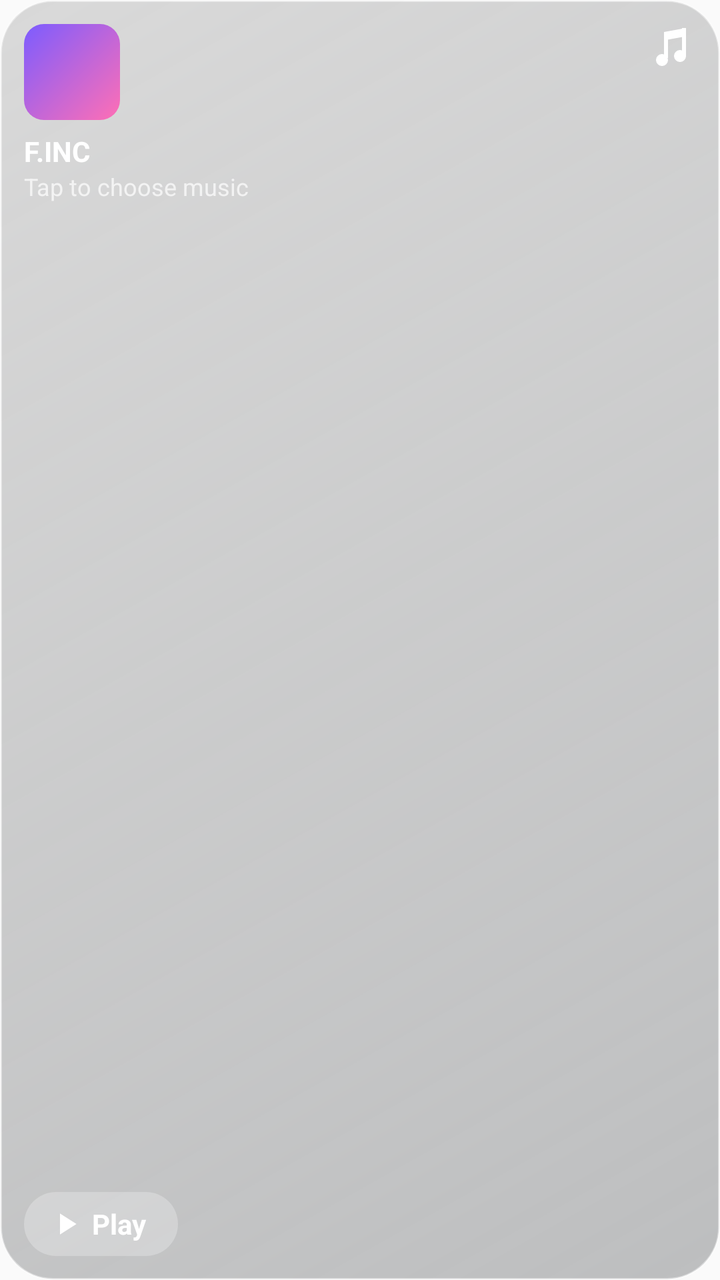
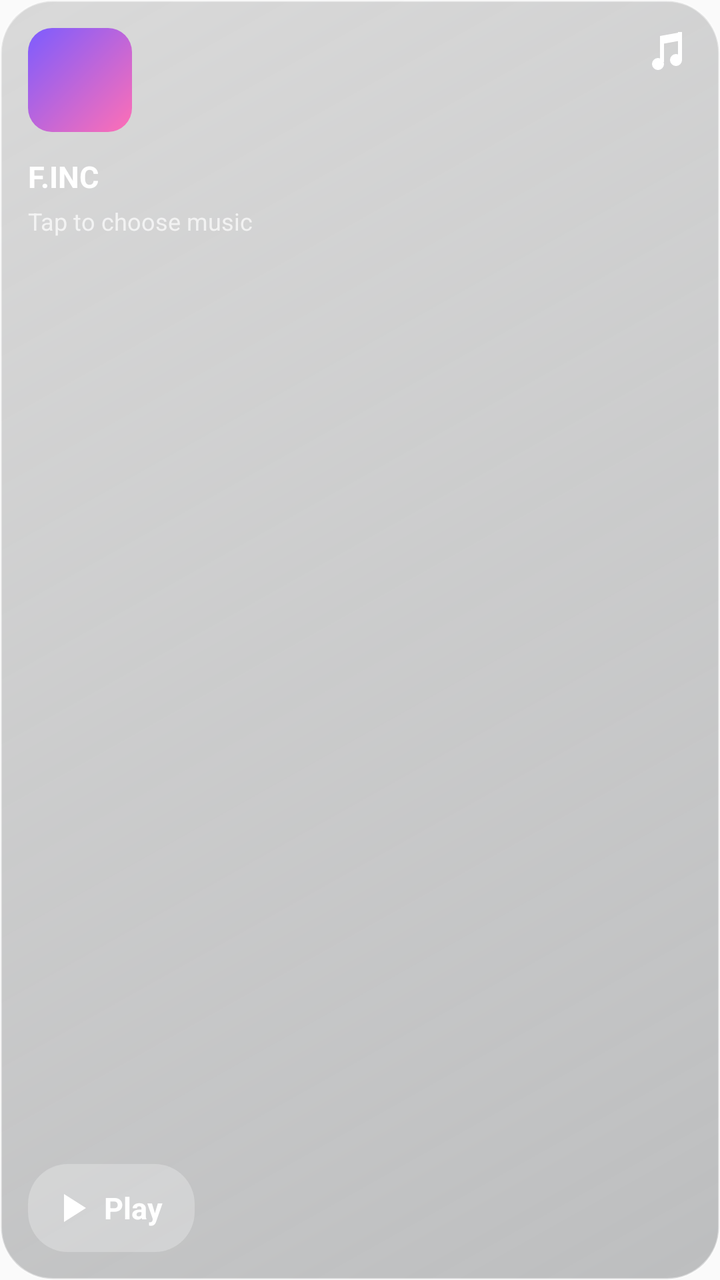

Compare the two renders of this Android layout. The source of the first and the diff that turns it into the second are given below.
<!-- AndroidManifest.xml: application theme Theme.Finc -->
<!-- res/layout/widget_finc.xml -->
<?xml version="1.0" encoding="utf-8"?>
<FrameLayout xmlns:android="http://schemas.android.com/apk/res/android"
    android:id="@+id/widget_root"
    android:layout_width="match_parent"
    android:layout_height="match_parent">

<ImageView
    android:id="@+id/widget_bg"
    android:layout_width="match_parent"
    android:layout_height="match_parent"
    android:scaleType="fitXY"
    android:contentDescription="@null"
    android:src="@drawable/widget_bg" />

<LinearLayout
    android:layout_width="match_parent"
    android:layout_height="match_parent"
    android:orientation="vertical"
    android:padding="12dp">

    <RelativeLayout
        android:layout_width="match_parent"
        android:layout_height="wrap_content">
        <ImageView
            android:id="@+id/widget_art"
            android:layout_width="48dp"
            android:layout_height="48dp"
            android:scaleType="centerCrop"
            android:contentDescription="@null"
            android:src="@drawable/widget_art_placeholder" />
        <ImageView
            android:id="@+id/widget_note"
            android:layout_width="24dp"
            android:layout_height="24dp"
            android:layout_alignParentEnd="true"
            android:contentDescription="@null"
            android:src="@drawable/ic_widget_note" />
    </RelativeLayout>

    <TextView
        android:id="@+id/widget_title"
        android:layout_width="match_parent"
        android:layout_height="wrap_content"
        android:layout_marginTop="6dp"
        android:maxLines="1"
        android:ellipsize="end"
        android:text="F.INC"
        android:textColor="#FFFFFFFF"
        android:textSize="14sp"
        android:textStyle="bold" />

    <TextView
        android:id="@+id/widget_subtitle"
        android:layout_width="match_parent"
        android:layout_height="wrap_content"
        android:maxLines="1"
        android:ellipsize="end"
        android:text="Tap to choose music"
        android:textColor="#B3FFFFFF"
        android:textSize="12sp" />

    <LinearLayout
        android:layout_width="match_parent"
        android:layout_height="0dp"
        android:layout_weight="1" />

    <LinearLayout
        android:id="@+id/widget_play"
        android:layout_width="wrap_content"
        android:layout_height="32dp"
        android:orientation="horizontal"
        android:gravity="center_vertical"
        android:paddingStart="12dp"
        android:paddingEnd="16dp"
        android:background="@drawable/widget_pill_bg">
        <ImageView
            android:id="@+id/widget_play_icon"
            android:layout_width="18dp"
            android:layout_height="18dp"
            android:contentDescription="@null"
            android:src="@drawable/ic_widget_play" />
        <TextView
            android:id="@+id/widget_play_label"
            android:layout_width="wrap_content"
            android:layout_height="wrap_content"
            android:layout_marginStart="4dp"
            android:text="Play"
            android:textColor="#FFFFFFFF"
            android:textSize="14sp"
            android:textStyle="bold" />
    </LinearLayout>
</LinearLayout>
</FrameLayout>
<!-- resources referenced by this layout -->
<resources>
  <!-- drawable ic_widget_note (drawable) -->
  <vector xmlns:android="http://schemas.android.com/apk/res/android"
      android:width="24dp" android:height="24dp" android:viewportWidth="24" android:viewportHeight="24">
      <path android:fillColor="#FFFFFFFF" android:pathData="M8,4 L19,2 V6.2 L8,8.2 Z"/>
      <path android:fillColor="#FFFFFFFF" android:pathData="M8,4 h2 v13 h-2 z"/>
      <path android:fillColor="#FFFFFFFF" android:pathData="M17,2 h2 v14 h-2 z"/>
      <path android:fillColor="#FFFFFFFF" android:pathData="M7,15 a3,3 0 1,0 0,6 a3,3 0 1,0 0,-6 Z"/>
      <path android:fillColor="#FFFFFFFF" android:pathData="M16,13 a3,3 0 1,0 0,6 a3,3 0 1,0 0,-6 Z"/>
  </vector>
  <!-- drawable ic_widget_play (drawable) -->
  <vector xmlns:android="http://schemas.android.com/apk/res/android"
      android:width="24dp" android:height="24dp" android:viewportWidth="24" android:viewportHeight="24">
      <path android:fillColor="#FFFFFFFF" android:pathData="M8,5v14l11,-7z"/>
  </vector>
  <!-- drawable widget_art_placeholder (drawable) -->
  <?xml version="1.0" encoding="utf-8"?>
  <shape xmlns:android="http://schemas.android.com/apk/res/android" android:shape="rectangle">
      <gradient android:startColor="#FF7C5CFF" android:endColor="#FFFF6FB5" android:angle="315" />
      <corners android:radius="10dp" />
  </shape>
  <!-- drawable widget_bg (drawable) -->
  <?xml version="1.0" encoding="utf-8"?>
  <shape xmlns:android="http://schemas.android.com/apk/res/android" android:shape="rectangle">
      <gradient android:startColor="#A6C8C8C8" android:endColor="#8C8A8C8E" android:angle="315" />
      <corners android:radius="26dp" />
      <stroke android:width="1dp" android:color="#66FFFFFF" />
  </shape>
  <!-- drawable widget_pill_bg (drawable) -->
  <?xml version="1.0" encoding="utf-8"?>
  <shape xmlns:android="http://schemas.android.com/apk/res/android" android:shape="rectangle">
      <solid android:color="#40FFFFFF" />
      <corners android:radius="20dp" />
  </shape>
  <style name="Theme.Finc" parent="android:Theme.Material.Light.NoActionBar" />
</resources>

<!-- the commit's change to res/layout/widget_finc.xml (unified diff, before → after) -->
@@ -4,90 +4,93 @@
     android:layout_width="match_parent"
     android:layout_height="match_parent">
 
-<ImageView
-    android:id="@+id/widget_bg"
-    android:layout_width="match_parent"
-    android:layout_height="match_parent"
-    android:scaleType="fitXY"
-    android:contentDescription="@null"
-    android:src="@drawable/widget_bg" />
-
-<LinearLayout
-    android:layout_width="match_parent"
-    android:layout_height="match_parent"
-    android:orientation="vertical"
-    android:padding="12dp">
-
-    <RelativeLayout
+    <ImageView
+        android:id="@+id/widget_bg"
         android:layout_width="match_parent"
-        android:layout_height="wrap_content">
-        <ImageView
-            android:id="@+id/widget_art"
-            android:layout_width="48dp"
-            android:layout_height="48dp"
-            android:scaleType="centerCrop"
-            android:contentDescription="@null"
-            android:src="@drawable/widget_art_placeholder" />
-        <ImageView
-            android:id="@+id/widget_note"
-            android:layout_width="24dp"
-            android:layout_height="24dp"
-            android:layout_alignParentEnd="true"
-            android:contentDescription="@null"
-            android:src="@drawable/ic_widget_note" />
-    </RelativeLayout>
-
-    <TextView
-        android:id="@+id/widget_title"
-        android:layout_width="match_parent"
-        android:layout_height="wrap_content"
-        android:layout_marginTop="6dp"
-        android:maxLines="1"
-        android:ellipsize="end"
-        android:text="F.INC"
-        android:textColor="#FFFFFFFF"
-        android:textSize="14sp"
-        android:textStyle="bold" />
-
-    <TextView
-        android:id="@+id/widget_subtitle"
-        android:layout_width="match_parent"
-        android:layout_height="wrap_content"
-        android:maxLines="1"
-        android:ellipsize="end"
-        android:text="Tap to choose music"
-        android:textColor="#B3FFFFFF"
-        android:textSize="12sp" />
+        android:layout_height="match_parent"
+        android:scaleType="fitXY"
+        android:contentDescription="@null"
+        android:src="@drawable/widget_bg" />
 
     <LinearLayout
+        android:id="@+id/widget_content"
         android:layout_width="match_parent"
-        android:layout_height="0dp"
-        android:layout_weight="1" />
+        android:layout_height="match_parent"
+        android:orientation="vertical"
+        android:padding="14dp">
 
-    <LinearLayout
-        android:id="@+id/widget_play"
-        android:layout_width="wrap_content"
-        android:layout_height="32dp"
-        android:orientation="horizontal"
-        android:gravity="center_vertical"
-        android:paddingStart="12dp"
-        android:paddingEnd="16dp"
-        android:background="@drawable/widget_pill_bg">
-        <ImageView
-            android:id="@+id/widget_play_icon"
-            android:layout_width="18dp"
-            android:layout_height="18dp"
-            android:contentDescription="@null"
-            android:src="@drawable/ic_widget_play" />
+        <RelativeLayout
+            android:layout_width="match_parent"
+            android:layout_height="wrap_content">
+            <ImageView
+                android:id="@+id/widget_art"
+                android:layout_width="wrap_content"
+                android:layout_height="wrap_content"
+                android:contentDescription="@null"
+                android:src="@drawable/widget_art_placeholder" />
+            <ImageView
+                android:id="@+id/widget_note"
+                android:layout_width="wrap_content"
+                android:layout_height="wrap_content"
+                android:layout_alignParentEnd="true"
+                android:contentDescription="@null"
+                android:src="@drawable/ic_widget_note" />
+        </RelativeLayout>
+
         <TextView
-            android:id="@+id/widget_play_label"
+            android:id="@+id/widget_title"
+            android:layout_width="match_parent"
+            android:layout_height="wrap_content"
+            android:paddingTop="12dp"
+            android:maxLines="1"
+            android:ellipsize="end"
+            android:text="F.INC"
+            android:textColor="#FFFFFFFF"
+            android:textSize="15sp"
+            android:textStyle="bold" />
+
+        <TextView
+            android:id="@+id/widget_subtitle"
+            android:layout_width="match_parent"
+            android:layout_height="wrap_content"
+            android:paddingTop="4dp"
+            android:maxLines="1"
+            android:ellipsize="end"
+            android:text="Tap to choose music"
+            android:textColor="#B3FFFFFF"
+            android:textSize="12sp" />
+
+        <LinearLayout
+            android:layout_width="match_parent"
+            android:layout_height="0dp"
+            android:layout_weight="1" />
+
+        <LinearLayout
+            android:id="@+id/widget_play"
             android:layout_width="wrap_content"
             android:layout_height="wrap_content"
-            android:layout_marginStart="4dp"
-            android:text="Play"
-            android:textColor="#FFFFFFFF"
-            android:textSize="14sp"
-            android:textStyle="bold" />
+            android:orientation="horizontal"
+            android:gravity="center_vertical"
+            android:paddingLeft="10dp"
+            android:paddingTop="10dp"
+            android:paddingRight="16dp"
+            android:paddingBottom="10dp"
+            android:background="@drawable/widget_pill_bg">
+            <ImageView
+                android:id="@+id/widget_play_icon"
+                android:layout_width="wrap_content"
+                android:layout_height="wrap_content"
+                android:contentDescription="@null"
+                android:src="@drawable/ic_widget_play" />
+            <TextView
+                android:id="@+id/widget_play_label"
+                android:layout_width="wrap_content"
+                android:layout_height="wrap_content"
+                android:paddingLeft="4dp"
+                android:text="Play"
+                android:textColor="#FFFFFFFF"
+                android:textSize="15sp"
+                android:textStyle="bold" />
+        </LinearLayout>
     </LinearLayout>
-</LinearLayout>
 </FrameLayout>
<!-- resource entries referenced after the edit -->
@@ -17,8 +17,9 @@
   <!-- drawable widget_art_placeholder (drawable) -->
   <?xml version="1.0" encoding="utf-8"?>
   <shape xmlns:android="http://schemas.android.com/apk/res/android" android:shape="rectangle">
+      <size android:width="52dp" android:height="52dp" />
       <gradient android:startColor="#FF7C5CFF" android:endColor="#FFFF6FB5" android:angle="315" />
-      <corners android:radius="10dp" />
+      <corners android:radius="12dp" />
   </shape>
   <!-- drawable widget_bg (drawable) -->
   <?xml version="1.0" encoding="utf-8"?>
